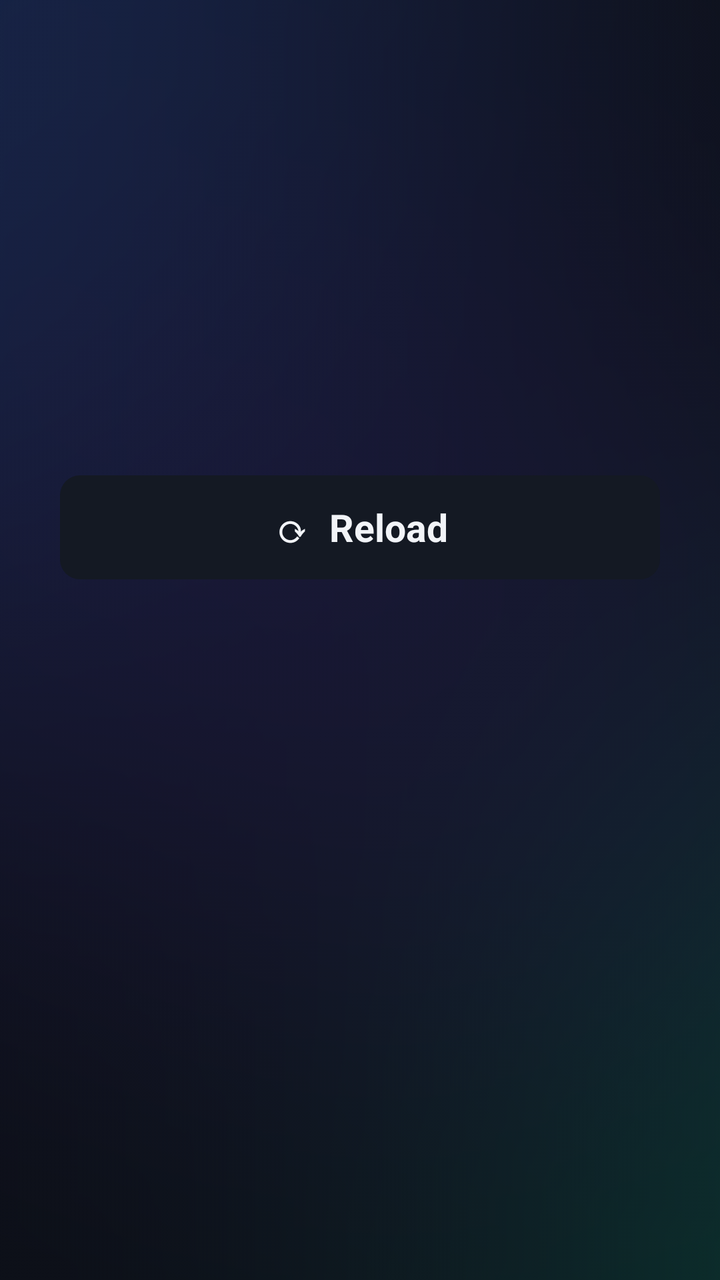
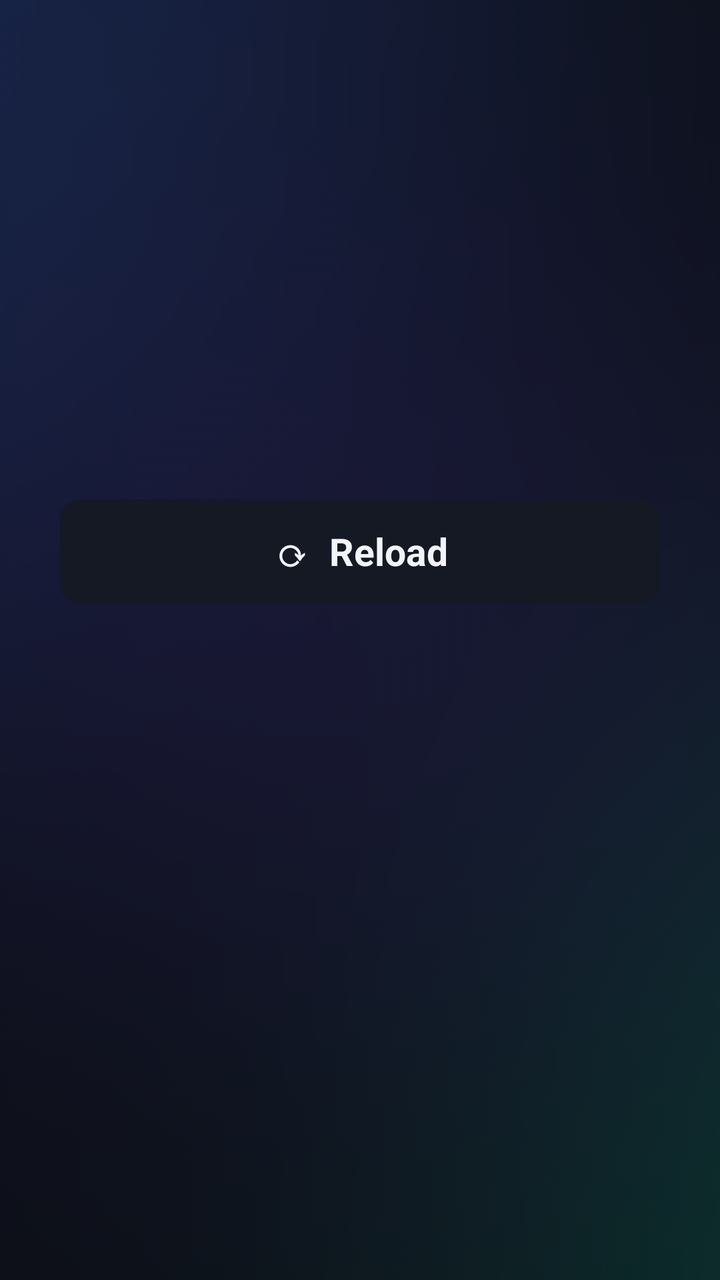

Compare the two renders of this Android layout. The source of the first and the diff that turns it into the second are given below.
<!-- AndroidManifest.xml: application theme AppTheme -->
<!-- res/layout/activity_home.xml -->
<?xml version="1.0" encoding="utf-8"?>
<FrameLayout xmlns:android="http://schemas.android.com/apk/res/android"
    android:layout_width="match_parent" android:layout_height="match_parent" android:background="@color/bg">
    <ImageView android:layout_width="match_parent" android:layout_height="match_parent"
        android:src="@drawable/home_bg" android:scaleType="centerCrop" android:alpha="0.9"/>
    <LinearLayout android:layout_width="match_parent" android:layout_height="match_parent"
        android:orientation="vertical" android:gravity="center_horizontal" android:paddingTop="48dp">
        <TextView android:id="@+id/logo" android:layout_width="wrap_content" android:layout_height="wrap_content"
            android:textSize="46sp" android:textStyle="bold" android:letterSpacing="0.04"/>
        <TextView android:id="@+id/clock" android:layout_width="wrap_content" android:layout_height="wrap_content"
            android:textColor="@color/text2" android:textSize="18sp" android:layout_marginTop="4dp"/>
        <LinearLayout android:id="@+id/tiles" android:layout_width="wrap_content" android:layout_height="wrap_content"
            android:orientation="horizontal" android:layout_marginTop="56dp"/>
        <TextView android:id="@+id/reload" android:layout_width="300dp" android:layout_height="52dp"
            android:layout_marginTop="44dp" android:background="@drawable/item_bg" android:focusable="true"
            android:gravity="center" android:text="⟳  Reload" android:textSize="19sp" android:textStyle="bold"
            android:duplicateParentState="false"/>
    </LinearLayout>
    <TextView android:id="@+id/footer" android:layout_width="wrap_content" android:layout_height="wrap_content"
        android:layout_gravity="bottom|start" android:layout_margin="24dp" android:textColor="@color/text2" android:textSize="14sp"/>
    <TextView android:id="@+id/status" android:layout_width="wrap_content" android:layout_height="wrap_content"
        android:layout_gravity="bottom|end" android:layout_margin="24dp" android:textColor="@color/text2" android:textSize="14sp"/>
</FrameLayout>
<!-- resources referenced by this layout -->
<resources>
  <color name="bg">#0B0E14</color>
  <color name="text2">#9AA3B5</color>
  <!-- drawable home_bg: png bitmap (drawable-nodpi, 54573 bytes) -->
  <!-- drawable item_bg (drawable) -->
  <selector xmlns:android="http://schemas.android.com/apk/res/android">
      <item android:state_focused="true"><shape><solid android:color="@color/focus"/><corners android:radius="10dp"/></shape></item>
      <item android:state_activated="true"><shape><solid android:color="@color/panel2"/><corners android:radius="10dp"/><stroke android:width="2dp" android:color="@color/accent"/></shape></item>
      <item><shape><solid android:color="@color/panel"/><corners android:radius="10dp"/></shape></item>
  </selector>
  <style name="AppTheme" parent="Theme.AppCompat.NoActionBar">
          <item name="android:windowBackground">@color/bg</item>
          <item name="android:windowFullscreen">true</item>
          <item name="colorAccent">@color/accent</item>
          <item name="android:textColor">@color/text</item>
      </style>
  <color name="focus">#F2F4F8</color>
  <color name="panel2">#1B2130</color>
  <color name="accent">#00D68F</color>
  <color name="panel">#141923</color>
  <color name="text">#F2F4F8</color>
</resources>

<!-- the commit's change to res/layout/activity_home.xml (unified diff, before → after) -->
@@ -3,19 +3,24 @@
     android:layout_width="match_parent" android:layout_height="match_parent" android:background="@color/bg">
     <ImageView android:layout_width="match_parent" android:layout_height="match_parent"
         android:src="@drawable/home_bg" android:scaleType="centerCrop" android:alpha="0.9"/>
-    <LinearLayout android:layout_width="match_parent" android:layout_height="match_parent"
-        android:orientation="vertical" android:gravity="center_horizontal" android:paddingTop="48dp">
+    <ScrollView android:layout_width="match_parent" android:layout_height="match_parent" android:fillViewport="true">
+    <LinearLayout android:id="@+id/homeCol" android:layout_width="match_parent" android:layout_height="wrap_content"
+        android:orientation="vertical" android:gravity="center_horizontal" android:paddingTop="48dp" android:paddingBottom="60dp">
         <TextView android:id="@+id/logo" android:layout_width="wrap_content" android:layout_height="wrap_content"
             android:textSize="46sp" android:textStyle="bold" android:letterSpacing="0.04"/>
         <TextView android:id="@+id/clock" android:layout_width="wrap_content" android:layout_height="wrap_content"
             android:textColor="@color/text2" android:textSize="18sp" android:layout_marginTop="4dp"/>
-        <LinearLayout android:id="@+id/tiles" android:layout_width="wrap_content" android:layout_height="wrap_content"
-            android:orientation="horizontal" android:layout_marginTop="56dp"/>
+        <HorizontalScrollView android:id="@+id/tilesScroll" android:layout_width="wrap_content" android:layout_height="wrap_content"
+            android:layout_marginTop="56dp" android:scrollbars="none" android:clipToPadding="false">
+            <LinearLayout android:id="@+id/tiles" android:layout_width="wrap_content" android:layout_height="wrap_content"
+                android:orientation="horizontal" android:paddingTop="6dp" android:paddingBottom="6dp"/>
+        </HorizontalScrollView>
         <TextView android:id="@+id/reload" android:layout_width="300dp" android:layout_height="52dp"
             android:layout_marginTop="44dp" android:background="@drawable/item_bg" android:focusable="true"
             android:gravity="center" android:text="⟳  Reload" android:textSize="19sp" android:textStyle="bold"
             android:duplicateParentState="false"/>
     </LinearLayout>
+    </ScrollView>
     <TextView android:id="@+id/footer" android:layout_width="wrap_content" android:layout_height="wrap_content"
         android:layout_gravity="bottom|start" android:layout_margin="24dp" android:textColor="@color/text2" android:textSize="14sp"/>
     <TextView android:id="@+id/status" android:layout_width="wrap_content" android:layout_height="wrap_content"
